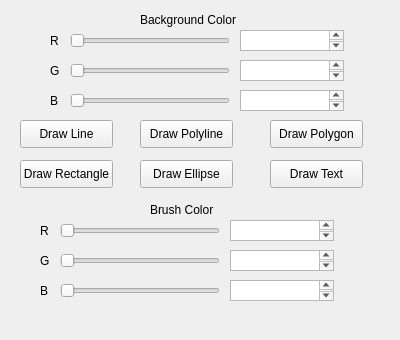
Before: the Qt Designer form 2DGraphicsModeler/palette.ui in Alex-the-666/2DGraphicsModular, drawn with Qt 5.
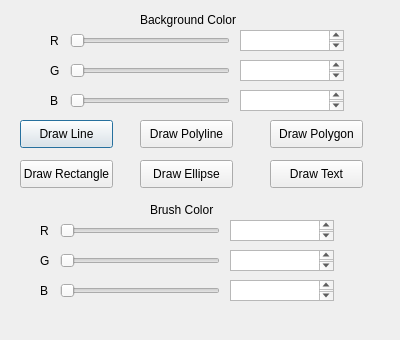
After: the same form once the commit is applied.

Diff of the .ui file:
```diff
--- a/2DGraphicsModeler/palette.ui
+++ b/2DGraphicsModeler/palette.ui
@@ -1,7 +1,7 @@
 <?xml version="1.0" encoding="UTF-8"?>
 <ui version="4.0">
  <class>Palette</class>
- <widget class="QWidget" name="Palette">
+ <widget class="QDialog" name="Palette">
   <property name="geometry">
    <rect>
     <x>0</x>
```
